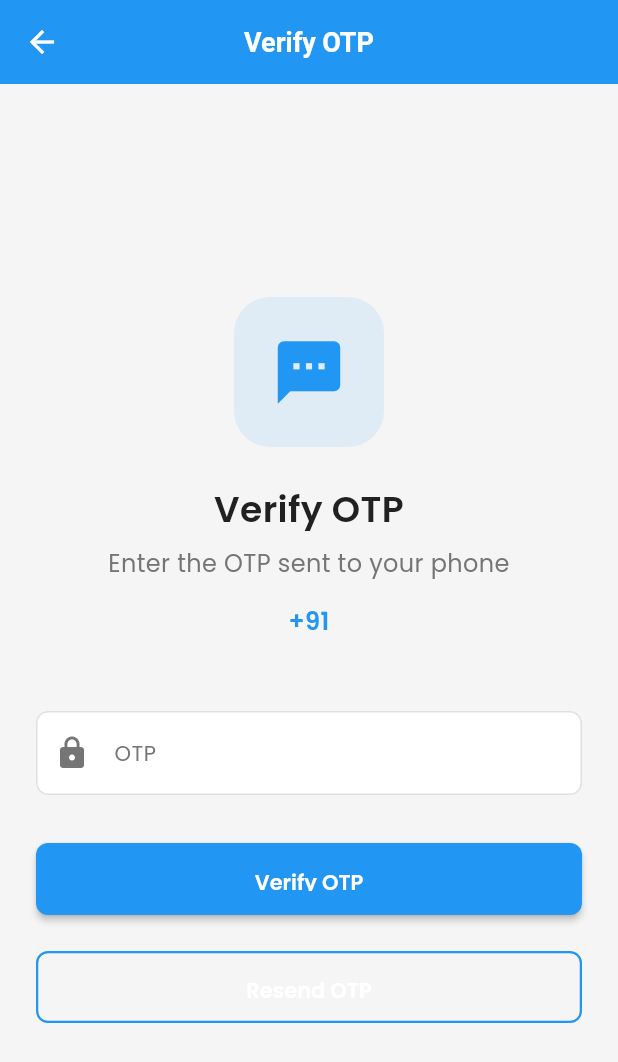
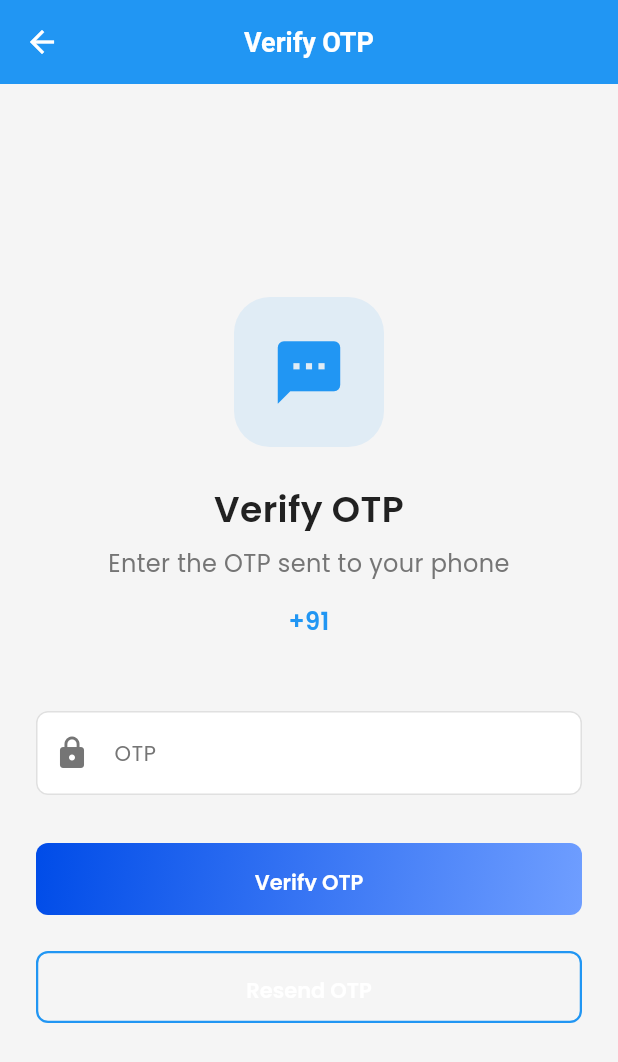
Before and after one commit to codescap-solutions/child_track, a Flutter app: the OtpScreen screen opened by its route, on a phone screen of 412 x 824 dp. Shown: the top 1062 px of the screen. Run offline on Flutter 3.47's test engine with Material 3 defaults, Android fonts, the phone set to English and light mode, and no system bars; our stand-ins replace dio, equatable, flutter_bloc, get_it, google_fonts, logger and 1 more; accounts and stored records are empty; project files that could hold a hidden picture were left out.

Commit message:
common button

```diff
--- a/lib/core/widgets/common_button.dart
+++ b/lib/core/widgets/common_button.dart
@@ -70,30 +70,58 @@ class CommonButton extends StatelessWidget {
       );
     }
 
-    return SizedBox(
-      width: width,
-      height: height ?? AppSizes.buttonHeightM,
-      child: ElevatedButton(
+    final double resolvedRadius = borderRadius ?? AppSizes.radiusM;
+
+    // Gradient filled button when enabled and not outlined
+    final bool useGradient = isEnabled && !isOutlined && backgroundColor == null;
+
+    final Widget buttonChild = ElevatedButton(
       onPressed: effectiveOnPressed,
       style: ElevatedButton.styleFrom(
-          backgroundColor: isEnabled
-              ? effectiveBackgroundColor
-              : AppColors.borderColor,
+        backgroundColor:
+            useGradient ? Colors.transparent : (isEnabled ? effectiveBackgroundColor : AppColors.borderColor),
         foregroundColor: effectiveTextColor,
-          elevation: isEnabled ? 2 : 0,
-          padding:
-              padding ??
+        shadowColor: Colors.transparent,
+        elevation: 0,
+        padding: padding ??
             const EdgeInsets.symmetric(
               horizontal: AppSizes.paddingL,
               vertical: AppSizes.paddingM,
             ),
         shape: RoundedRectangleBorder(
-            borderRadius: BorderRadius.circular(
-              borderRadius ?? AppSizes.radiusM,
-            ),
+          borderRadius: BorderRadius.circular(resolvedRadius),
         ),
       ),
       child: _buildButtonContent(),
+    );
+
+    if (!useGradient) {
+      return SizedBox(
+        width: width,
+        height: height ?? AppSizes.buttonHeightM,
+        child: buttonChild,
+      );
+    }
+
+    return SizedBox(
+      width: width,
+      height: height ?? AppSizes.buttonHeightM,
+      child: DecoratedBox(
+        decoration: BoxDecoration(
+          borderRadius: BorderRadius.circular(resolvedRadius),
+          gradient: const LinearGradient(
+            begin: Alignment.topLeft,
+            end: Alignment.bottomRight,
+            colors: [
+              Color(0xFF004CE8), // #004CE8
+              Color(0xFF6F9EFF), // #6F9EFF
+            ],
+          ),
+        ),
+        child: ClipRRect(
+          borderRadius: BorderRadius.circular(resolvedRadius),
+          child: buttonChild,
+        ),
       ),
     );
   }
```
Lines whose indentation alone changed are shown as unchanged.
